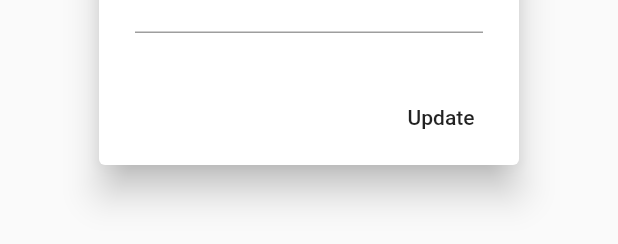
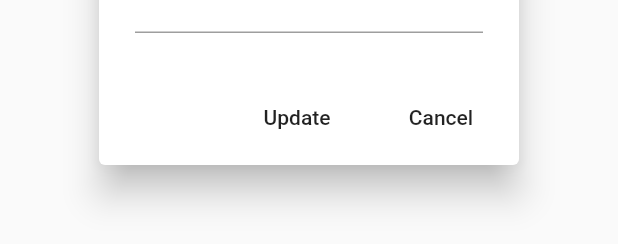
Before and after one commit to shamilihsan/store_app, a Flutter app: the OrderDialog widget shown alone on an empty page, opened directly, on a phone screen of 412 x 824 dp. Shown: the part 642-886 px from the top of the screen. Run offline on Flutter 3.47's test engine with Material 2 defaults, Android fonts, the phone set to English and light mode, and no system bars; our stand-ins replace cloud_firestore, firebase_auth, flutter_svg, shared_preferences, string_validator; accounts and stored records are empty.

Commit message:
Added a cancel button

```diff
--- a/lib/widgets/orderDialog.dart
+++ b/lib/widgets/orderDialog.dart
@@ -62,7 +62,12 @@ class _OrderDialogState extends State<OrderDialog> {
                     });
                   });
                 },
-                  child: Text('Update')),
+                child: Text('Update'),
+              ),
+              FlatButton(
+                onPressed: () => Navigator.of(context).pop(),
+                child: Text('Cancel'),
+              ),
             ],
           );
   }
```
Lines whose indentation alone changed are shown as unchanged.
